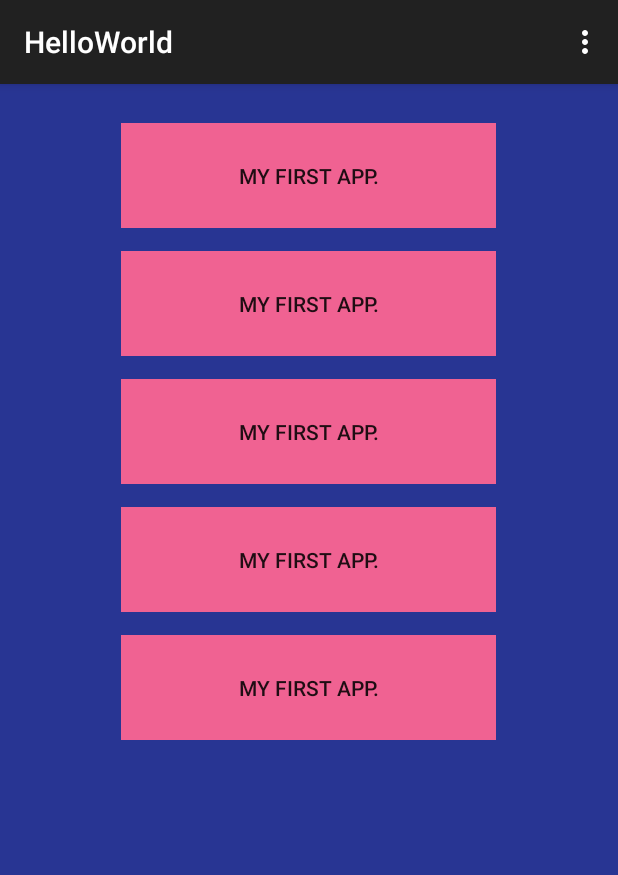
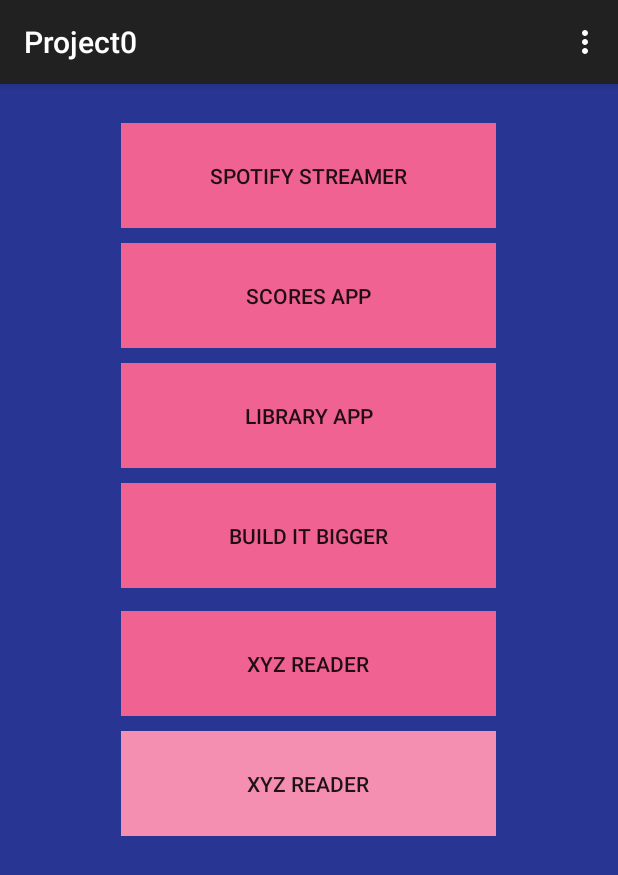
Before and after one commit to Crasheng/Android_Project_0-, an Android app: the screen it shows after launch (MainActivity), on a phone screen of 412 x 824 dp. Shown: the top 875 px of the screen. Run offline under Robolectric (Android 15) with nearby library versions, the phone set to English and light mode, and no system bars.

Commit message:
Second Commit (Working) After Editing Strings!
//TODO
Relative design on multiple screen sizes

```diff
--- a/app/src/main/res/layout/activity_main.xml
+++ b/app/src/main/res/layout/activity_main.xml
@@ -23,10 +23,10 @@
         android:layout_height="70dp"
         android:background="@color/pink"
         android:layout_centerHorizontal="true"
-        android:text="@string/button_text1"
+        android:text="@string/button_text2"
         android:id="@+id/button2"
         android:layout_below="@+id/button1"
-        android:layout_marginTop="15dp" />
+        android:layout_marginTop="10dp" />
 
     <Button
         style="?android:borderlessButtonStyle"
@@ -34,10 +34,10 @@
         android:layout_height="70dp"
         android:background="@color/pink"
         android:layout_centerHorizontal="true"
-        android:text="@string/button_text1"
+        android:text="@string/button_text3"
         android:id="@+id/button3"
         android:layout_below="@+id/button2"
-        android:layout_marginTop="15dp" />
+        android:layout_marginTop="10dp" />
 
     <Button
         style="?android:borderlessButtonStyle"
@@ -45,10 +45,10 @@
         android:layout_height="70dp"
         android:background="@color/pink"
         android:layout_centerHorizontal="true"
-        android:text="@string/button_text1"
+        android:text="@string/button_text4"
         android:id="@+id/button4"
         android:layout_below="@+id/button3"
-        android:layout_marginTop="15dp" />
+        android:layout_marginTop="10dp" />
 
     <Button
         style="?android:borderlessButtonStyle"
@@ -56,8 +56,20 @@
         android:layout_height="70dp"
         android:background="@color/pink"
         android:layout_centerHorizontal="true"
-        android:text="@string/button_text1"
+        android:text="@string/button_text5"
         android:id="@+id/button5"
         android:layout_below="@+id/button4"
         android:layout_marginTop="15dp" />
+
+    <Button
+        style="?android:borderlessButtonStyle"
+        android:layout_width="250dp"
+        android:layout_height="70dp"
+        android:background="@color/pinkdeg"
+        android:layout_centerHorizontal="true"
+        android:text="@string/button_text5"
+        android:id="@+id/button6"
+        android:layout_below="@+id/button5"
+        android:layout_marginTop="10dp" />
+
 </RelativeLayout>
--- a/app/src/main/res/values/strings.xml
+++ b/app/src/main/res/values/strings.xml
@@ -1,10 +1,16 @@
 <resources>
-    <string name="app_name">HelloWorld</string>
+    <string name="app_name">Project0</string>
 
-    <string name="hello_world">Hello world!</string>
+    <string name="hello_world" align="center">Project Zero!</string>
     <string name="action_settings">Settings</string>
-    <string name="button_text1">My First App.</string>
+    <string name="button_text1">SPOTIFY STREAMER</string>
+    <string name="button_text2">SCORES APP</string>
+    <string name="button_text3">LIBRARY APP</string>
+    <string name="button_text4">BUILD IT BIGGER</string>
+    <string name="button_text5">XYZ READER</string>
+    <string name="button_text6">Capstone Project</string>
     <color name="pink">#f06292</color>
     <color name="blue">#283593</color>
+    <color name="pinkdeg">#f48fb1</color>
 
 </resources>
```
Also changed, not shown: app/src/main/java/com/example/root/helloworld/MainActivity.java (+15 -5 lines).
